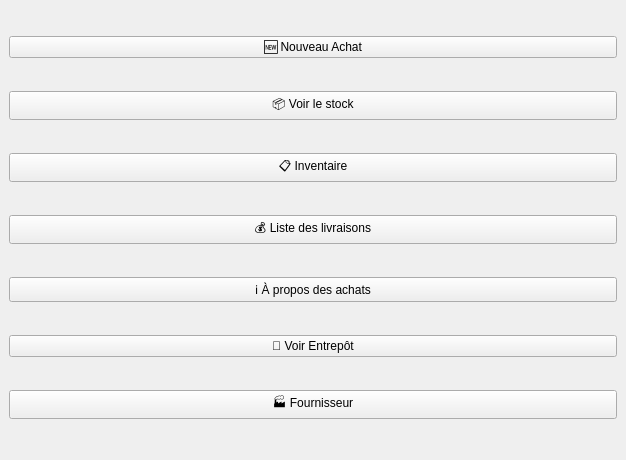
Qt form mainwindow.ui (Alt68719/projet_achats) before a commit.
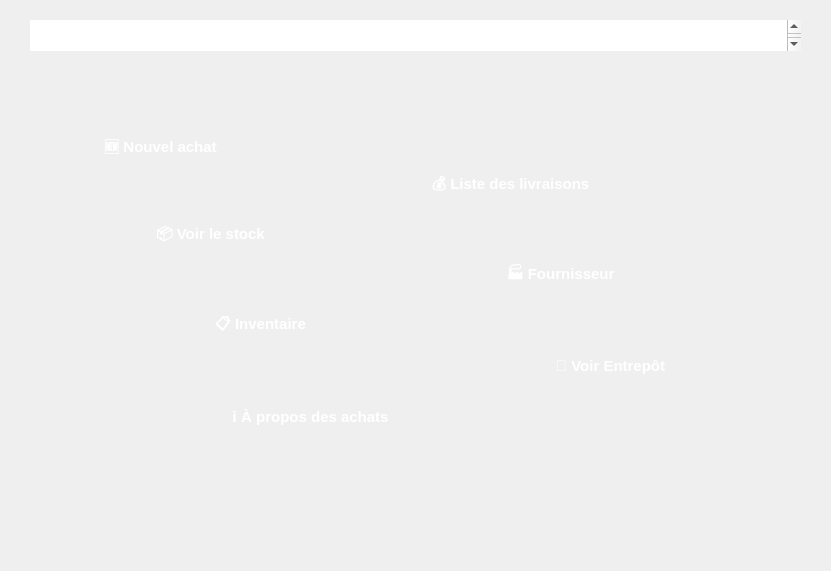
The same form after that commit. Icons and pictures are not drawn.

The edit to the form file:
```diff
--- a/mainwindow.ui
+++ b/mainwindow.ui
@@ -6,8 +6,8 @@
    <rect>
     <x>0</x>
     <y>0</y>
-    <width>626</width>
-    <height>460</height>
+    <width>831</width>
+    <height>571</height>
    </rect>
   </property>
   <property name="windowTitle">
@@ -17,78 +17,245 @@
    <string notr="true"/>
   </property>
   <widget class="QWidget" name="centralwidget">
-   <layout class="QVBoxLayout" name="verticalLayout">
-    <item>
      <widget class="QPushButton" name="btnNouveauAchat">
+    <property name="geometry">
+     <rect>
+      <x>50</x>
+      <y>120</y>
+      <width>221</width>
+      <height>51</height>
+     </rect>
+    </property>
       <property name="styleSheet">
-       <string notr="true"/>
+     <string notr="true">
+QPushButton {
+    background-color: qlineargradient(
+        x1:0, y1:0, x2:1, y2:1,
+        stop:0   #22a9d6,
+		stop:0.5 #1dd3b0,
+        stop:1   #22a9d6
+    );
+    border-radius: 15px;
+    border: none;
+    padding: 10px 20px;
+    color: white;
+    font-size: 15px;
+    font-weight: bold;
+}</string>
       </property>
       <property name="text">
-       <string>🆕 Nouveau Achat</string>
-      </property>
-     </widget>
-    </item>
-    <item>
+     <string>🆕 Nouvel achat</string>
+    </property>
+   </widget>
      <widget class="QPushButton" name="btnVoirStock">
+    <property name="geometry">
+     <rect>
+      <x>100</x>
+      <y>210</y>
+      <width>221</width>
+      <height>51</height>
+     </rect>
+    </property>
       <property name="styleSheet">
-       <string notr="true"/>
+     <string notr="true">
+QPushButton {
+    background-color: qlineargradient(
+        x1:0, y1:0, x2:1, y2:1,
+        stop:0   #22a9d6,
+		stop:0.5 #1dd3b0,
+        stop:1   #22a9d6
+    );
+    border-radius: 15px;
+    border: none;
+    padding: 10px 20px;
+    color: white;
+    font-size: 15px;
+    font-weight: bold;
+}</string>
       </property>
       <property name="text">
        <string>📦 Voir le stock</string>
       </property>
      </widget>
-    </item>
-    <item>
      <widget class="QPushButton" name="btnInventaire">
+    <property name="geometry">
+     <rect>
+      <x>150</x>
+      <y>300</y>
+      <width>221</width>
+      <height>51</height>
+     </rect>
+    </property>
       <property name="styleSheet">
-       <string notr="true"/>
+     <string notr="true">
+QPushButton {
+    background-color: qlineargradient(
+        x1:0, y1:0, x2:1, y2:1,
+        stop:0   #22a9d6,
+		stop:0.5 #1dd3b0,
+        stop:1   #22a9d6
+    );
+    border-radius: 15px;
+    border: none;
+    padding: 10px 20px;
+    color: white;
+    font-size: 15px;
+    font-weight: bold;
+}</string>
       </property>
       <property name="text">
        <string>📋 Inventaire</string>
       </property>
      </widget>
-    </item>
-    <item>
      <widget class="QPushButton" name="btnListeLivraison">
+    <property name="geometry">
+     <rect>
+      <x>400</x>
+      <y>160</y>
+      <width>221</width>
+      <height>51</height>
+     </rect>
+    </property>
       <property name="styleSheet">
-       <string notr="true"/>
+     <string notr="true">
+QPushButton {
+    background-color: qlineargradient(
+        x1:0, y1:0, x2:1, y2:1,
+        stop:0   #22a9d6,
+		stop:0.5 #1dd3b0,
+        stop:1   #22a9d6
+    );
+    border-radius: 15px;
+    border: none;
+    padding: 10px 20px;
+    color: white;
+    font-size: 15px;
+    font-weight: bold;
+}</string>
       </property>
       <property name="text">
        <string>💰 Liste des livraisons</string>
       </property>
      </widget>
-    </item>
-    <item>
      <widget class="QPushButton" name="btnAPropos">
+    <property name="geometry">
+     <rect>
+      <x>200</x>
+      <y>390</y>
+      <width>221</width>
+      <height>51</height>
+     </rect>
+    </property>
       <property name="styleSheet">
-       <string notr="true"/>
+     <string notr="true">
+QPushButton {
+    background-color: qlineargradient(
+        x1:0, y1:0, x2:1, y2:1,
+        stop:0   #22a9d6,
+		stop:0.5 #1dd3b0,
+        stop:1   #22a9d6
+    );
+    border-radius: 15px;
+    border: none;
+    padding: 10px 20px;
+    color: white;
+    font-size: 15px;
+    font-weight: bold;
+}</string>
       </property>
       <property name="text">
        <string>ℹ️ À propos des achats</string>
       </property>
      </widget>
-    </item>
-    <item>
      <widget class="QPushButton" name="btnVoirEntrepot">
+    <property name="geometry">
+     <rect>
+      <x>500</x>
+      <y>340</y>
+      <width>221</width>
+      <height>51</height>
+     </rect>
+    </property>
       <property name="styleSheet">
-       <string notr="true"/>
+     <string notr="true">
+QPushButton {
+    background-color: qlineargradient(
+        x1:0, y1:0, x2:1, y2:1,
+        stop:0   #22a9d6,
+		stop:0.5 #1dd3b0,
+        stop:1   #22a9d6
+    );
+    border-radius: 15px;
+    border: none;
+    padding: 10px 20px;
+    color: white;
+    font-size: 15px;
+    font-weight: bold;
+}</string>
       </property>
       <property name="text">
        <string>🏢 Voir Entrepôt</string>
       </property>
      </widget>
-    </item>
-    <item>
      <widget class="QPushButton" name="btnVoirFourniseur">
+    <property name="geometry">
+     <rect>
+      <x>450</x>
+      <y>250</y>
+      <width>221</width>
+      <height>51</height>
+     </rect>
+    </property>
       <property name="styleSheet">
-       <string notr="true"/>
+     <string notr="true">
+QPushButton {
+    background-color: qlineargradient(
+        x1:0, y1:0, x2:1, y2:1,
+        stop:0   #22a9d6,
+		stop:0.5 #1dd3b0,
+        stop:1   #22a9d6
+    );
+    border-radius: 15px;
+    border: none;
+    padding: 10px 20px;
+    color: white;
+    font-size: 15px;
+    font-weight: bold;
+}</string>
       </property>
       <property name="text">
        <string>🏭 Fournisseur</string>
       </property>
      </widget>
-    </item>
-   </layout>
+   <widget class="QTextBrowser" name="textBrowser">
+    <property name="geometry">
+     <rect>
+      <x>10</x>
+      <y>10</y>
+      <width>811</width>
+      <height>51</height>
+     </rect>
+    </property>
+    <property name="styleSheet">
+     <string notr="true">QTextBrowser {
+    border-image: url(&quot;C:/projet_QT/projet_achats/image000/fond03.jpg&quot;) 0 0 0 0 stretch stretch;
+    border: none;
+    padding: 10px 20px;
+    color: white;
+    font-weight: bold;
+}</string>
+    </property>
+    <property name="html">
+     <string>&lt;!DOCTYPE HTML PUBLIC &quot;-//W3C//DTD HTML 4.0//EN&quot; &quot;http://www.w3.org/TR/REC-html40/strict.dtd&quot;&gt;
+&lt;html&gt;&lt;head&gt;&lt;meta name=&quot;qrichtext&quot; content=&quot;1&quot; /&gt;&lt;meta charset=&quot;utf-8&quot; /&gt;&lt;style type=&quot;text/css&quot;&gt;
+p, li { white-space: pre-wrap; }
+hr { height: 1px; border-width: 0; }
+li.unchecked::marker { content: &quot;\2610&quot;; }
+li.checked::marker { content: &quot;\2612&quot;; }
+&lt;/style&gt;&lt;/head&gt;&lt;body style=&quot; font-family:'Segoe UI'; font-size:9pt; font-weight:700; font-style:normal;&quot;&gt;
+&lt;p style=&quot; margin-top:0px; margin-bottom:0px; margin-left:0px; margin-right:0px; -qt-block-indent:0; text-indent:0px;&quot;&gt;&lt;span style=&quot; font-size:20pt;&quot;&gt;GESTION D'ACHATS :&lt;/span&gt;&lt;/p&gt;&lt;/body&gt;&lt;/html&gt;</string>
+    </property>
+   </widget>
   </widget>
  </widget>
  <resources/>
```
Left out of the diff: 5 changed lines with no effect on the pictures. Lines whose indentation alone changed are shown as unchanged.
